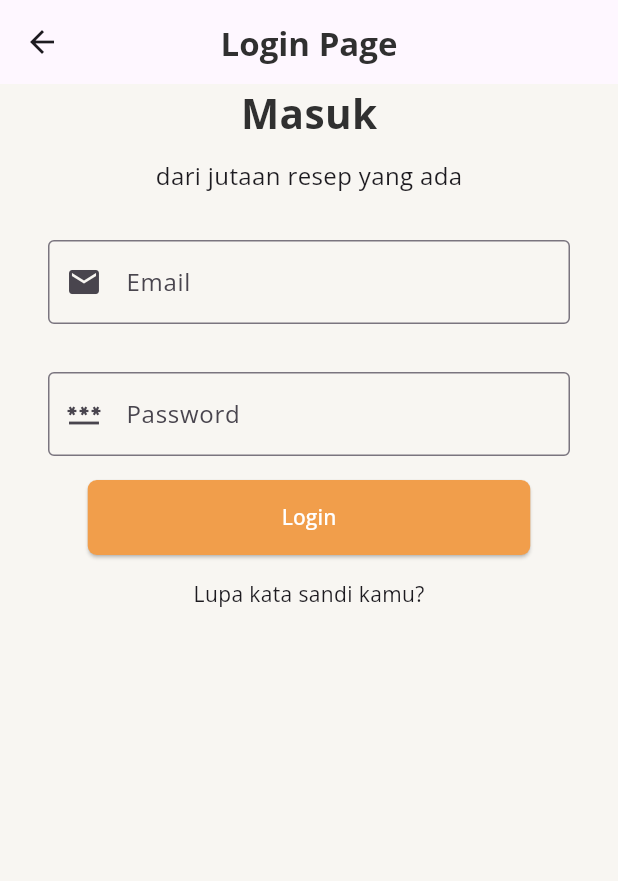
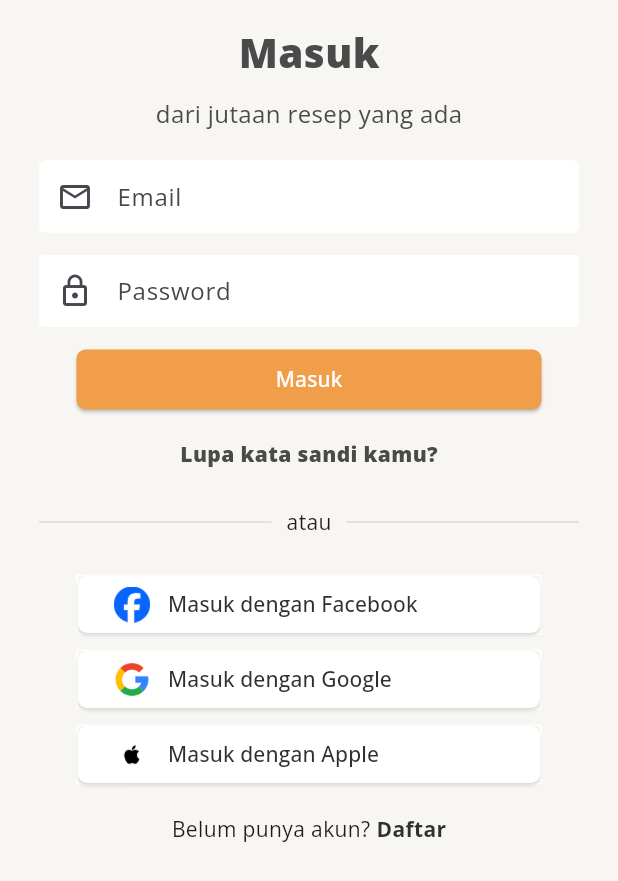
Before and after one commit to VincentChndraa/cookpad_app_flutter, a Flutter app: the LoginScreen screen opened directly, on a phone screen of 412 x 824 dp. Shown: the top 881 px of the screen. Run offline on Flutter 3.47's test engine with Material 3 defaults, Android fonts, the phone set to English and light mode, and no system bars; our stand-ins replace google_fonts.

Commit message:
melengkapi desain login page

```diff
--- a/lib/login_screen.dart
+++ b/lib/login_screen.dart
@@ -1,7 +1,10 @@
 import 'package:cookpad/home_page.dart';
+import 'package:cookpad/widget/button2custom.dart';
 import 'package:cookpad/widget/button_custom.dart';
 import 'package:cookpad/widget/textfield_custom.dart';
+import 'package:flutter/cupertino.dart';
 import 'package:flutter/material.dart';
+import 'package:flutter/widgets.dart';
 
 class LoginScreen extends StatefulWidget {
   const LoginScreen({super.key});
@@ -38,16 +41,19 @@ class _LoginScreenState extends State<LoginScreen> {
   @override
   Widget build(BuildContext context) {
     return Scaffold(
-      appBar: AppBar(
-        centerTitle: true,
-        title: Text("Login Page",
-            style: TextStyle(
-                color: Colors.grey[850], fontWeight: FontWeight.bold)),
-      ),
+      // appBar: AppBar(
+      //   centerTitle: true,
+      //   title: Text("Login Page",
+      //       style: TextStyle(
+      //           color: Colors.grey[850], fontWeight: FontWeight.bold)),
+      // ),
       backgroundColor: Color(0xFFF8F6F2),
-      body: ListView(
+      body: Padding(
+        padding: const EdgeInsets.all(15.0),
+        child: ListView(
           children: [
             Column(
+              mainAxisAlignment: MainAxisAlignment.center,
               children: [
                 // row ke 1
                 Column(
@@ -55,8 +61,8 @@ class _LoginScreenState extends State<LoginScreen> {
                     Text(
                       "Masuk",
                       style: TextStyle(
-                      color: Colors.grey[850],
-                      fontWeight: FontWeight.bold,
+                        color: Color.fromRGBO(74, 74, 74, 1),
+                        fontWeight: FontWeight.w900,
                         fontSize: 27.0,
                       ),
                     ),
@@ -65,38 +71,120 @@ class _LoginScreenState extends State<LoginScreen> {
                     ),
                     Text(
                       "dari jutaan resep yang ada",
-                    style: TextStyle(fontSize: 16.0),
+                      style: TextStyle(
+                          fontSize: 16.0, color: Color.fromRGBO(74, 74, 74, 1)),
+                    ),
+                    SizedBox(
+                      height: 10,
                     ),
                   ],
                 ),
 
                 // row ke 2
                 Padding(
-                padding: const EdgeInsets.all(16.0),
+                  padding: const EdgeInsets.all(10.0),
                   child: Column(
                     mainAxisAlignment: MainAxisAlignment.center,
                     children: [
                       TextFieldCustom(
                         ctrl: _emailController,
                         hint: "Email",
-                      icon: Icons.email,
+                        icon: Icons.email_outlined,
                       ),
+                      const SizedBox(height: 15),
                       TextFieldCustom(
                         ctrl: _passwordController,
                         hint: "Password",
-                      icon: Icons.password,
+                        icon: Icons.lock_outline,
+                        isObscureText: true,
                       ),
-                    ButtonCustom(onPressed: _handleLogin, label: "Login")
+                      const SizedBox(height: 5)
                     ],
                   ),
                 ),
 
                 // row ke 3
-              Text("Lupa kata sandi kamu?")
+                ButtonCustom(onPressed: _handleLogin, label: "Masuk"),
+                const SizedBox(height: 20),
+
                 // row ke 4
+                Text(
+                  "Lupa kata sandi kamu?",
+                  style: TextStyle(
+                    color: Color.fromRGBO(74, 74, 74, 1),
+                    fontWeight: FontWeight.w900,
+                  ),
+                ),
+                const SizedBox(height: 25),
+
+                // row ke 5 - divider
+                Padding(
+                  padding: const EdgeInsets.symmetric(horizontal: 11.0),
+                  child: Row(
+                    children: [
+                      Expanded(
+                        child: Divider(
+                          thickness: 0.5,
+                          color: Colors.grey[400],
+                        ),
+                      ),
+                      Padding(
+                        padding: const EdgeInsets.symmetric(horizontal: 10.0),
+                        child: Text("atau"),
+                      ),
+                      Expanded(
+                        child: Divider(
+                          thickness: 0.5,
+                          color: Colors.grey[400],
+                        ),
+                      ),
+                    ],
+                  ),
+                ),
+                const SizedBox(height: 25),
+
+                // row ke 6
+                Column(
+                  mainAxisAlignment: MainAxisAlignment.start,
+                  children: [
+                    Button2Custom(
+                      onPressed: () {},
+                      label: "Masuk dengan Facebook",
+                      imagePath: "assets/images/facebook.png",
+                    ),
+                    const SizedBox(height: 10),
+                    Button2Custom(
+                      onPressed: () {},
+                      label: "Masuk dengan Google",
+                      imagePath: "assets/images/google.png",
+                    ),
+                    const SizedBox(height: 10),
+                    Button2Custom(
+                      onPressed: () {},
+                      label: "Masuk dengan Apple",
+                      imagePath: "assets/images/apple_logo.png",
+                    ),
+                    const SizedBox(height: 20)
+                  ],
+                ),
+
+                // row ke 7
+                Row(
+                  mainAxisAlignment: MainAxisAlignment.center,
+                  children: [
+                    Text("Belum punya akun?"),
+                    const SizedBox(width: 4.0),
+                    Text(
+                      "Daftar",
+                      style: TextStyle(
+                          color: Colors.grey[850], fontWeight: FontWeight.bold),
+                    )
                   ],
                 )
               ],
+            )
+          ],
+        ),
       ),
     );
     ;
--- a/lib/main.dart
+++ b/lib/main.dart
@@ -20,7 +20,7 @@ class MyApp extends StatelessWidget {
           colorScheme: ColorScheme.fromSeed(seedColor: Colors.deepPurple),
           useMaterial3: true,
           textTheme: GoogleFonts.openSansTextTheme()),
-      home: HomePageScreen(),
+      home: LoginScreen(),
     );
   }
 }
--- a/lib/home_page.dart
+++ b/lib/main_page.dart
@@ -39,7 +39,8 @@ class _HomePageScreenState extends State<HomePageScreen> {
             height: 40,
             child: TextField(
               decoration: InputDecoration(
-                contentPadding: EdgeInsets.symmetric(vertical: 5),
+                contentPadding:
+                    EdgeInsets.symmetric(vertical: 5, horizontal: 15),
                 hintText: "Search",
                 prefixIcon: Icon(Icons.search),
                 border: OutlineInputBorder(),
--- a/lib/page/search_page.dart
+++ b/lib/page/search_page.dart
@@ -10,6 +10,10 @@ class SearchPage extends StatefulWidget {
 class _SearchPageState extends State<SearchPage> {
   @override
   Widget build(BuildContext context) {
-    return Text("Halo");
+    return Scaffold(
+      appBar: AppBar(
+        title: Text("Halo"),
+      ),
+    );
   }
 }
--- /dev/null
+++ b/lib/widget/button2custom.dart
@@ -0,0 +1,46 @@
+import 'package:flutter/material.dart';
+
+class Button2Custom extends StatelessWidget {
+  final VoidCallback onPressed;
+  final String label;
+  final String? imagePath;
+  Button2Custom({
+    super.key,
+    required this.onPressed,
+    required this.label,
+    this.imagePath,
+  });
+
+  @override
+  Widget build(BuildContext context) {
+    return Container(
+      decoration: BoxDecoration(border: Border.all(color: Colors.white)),
+      width: 310,
+      height: 40,
+      child: ElevatedButton(
+        onPressed: () {},
+        child: Row(
+          mainAxisAlignment: MainAxisAlignment.start,
+          children: [
+            if (imagePath != null)
+              Image.asset(
+                imagePath!,
+                width: 24,
+                height: 24,
+              ),
+            SizedBox(width: 12),
+            Text(label),
+          ],
+        ),
+        style: ElevatedButton.styleFrom(
+          backgroundColor: Colors.white,
+          shadowColor: Colors.white,
+          foregroundColor: Colors.grey[850],
+          shape: RoundedRectangleBorder(
+            borderRadius: BorderRadius.circular(6.0),
+          ),
+        ),
+      ),
+    );
+  }
+}
--- a/lib/widget/button_custom.dart
+++ b/lib/widget/button_custom.dart
@@ -11,19 +11,20 @@ class ButtonCustom extends StatelessWidget {
 
   @override
   Widget build(BuildContext context) {
-    return Align(
-      alignment: Alignment.center,
+    return Center(
+      child: SizedBox(
+        width: 310,
+        height: 40,
         child: ElevatedButton(
           onPressed: onPressed,
           child: Text(label),
           style: ElevatedButton.styleFrom(
-          minimumSize: Size(295, 10),
             backgroundColor: Color.fromRGBO(241, 158, 75, 1),
             foregroundColor: Colors.white,
             shape: RoundedRectangleBorder(
               borderRadius: BorderRadius.circular(6.0),
             ),
-          padding: EdgeInsets.symmetric(horizontal: 30.0, vertical: 15.0),
+          ),
         ),
       ),
     );
--- a/lib/widget/textfield_custom.dart
+++ b/lib/widget/textfield_custom.dart
@@ -18,14 +18,20 @@ class TextFieldCustom extends StatelessWidget {
   @override
   Widget build(BuildContext context) {
     return Padding(
-      padding: EdgeInsets.all(16.0),
+      padding: EdgeInsets.symmetric(horizontal: 1.0),
       child: TextField(
         controller: ctrl,
         obscureText: isObscureText,
         decoration: InputDecoration(
+          contentPadding: EdgeInsets.symmetric(vertical: 5),
           hintText: hint,
           prefixIcon: Icon(icon),
-          border: OutlineInputBorder(),
+          enabledBorder: const OutlineInputBorder(
+              borderSide: BorderSide(color: Colors.white)),
+          focusedBorder:
+              OutlineInputBorder(borderSide: BorderSide(color: Colors.white)),
+          fillColor: Colors.white,
+          filled: true,
         ),
       ),
     );
```
Also changed, not shown: assets/images/apple_logo.png (added), assets/images/facebook.png (added), assets/images/google.png (added), lib/page/homepage.dart (added). Lines whose indentation alone changed are shown as unchanged.
